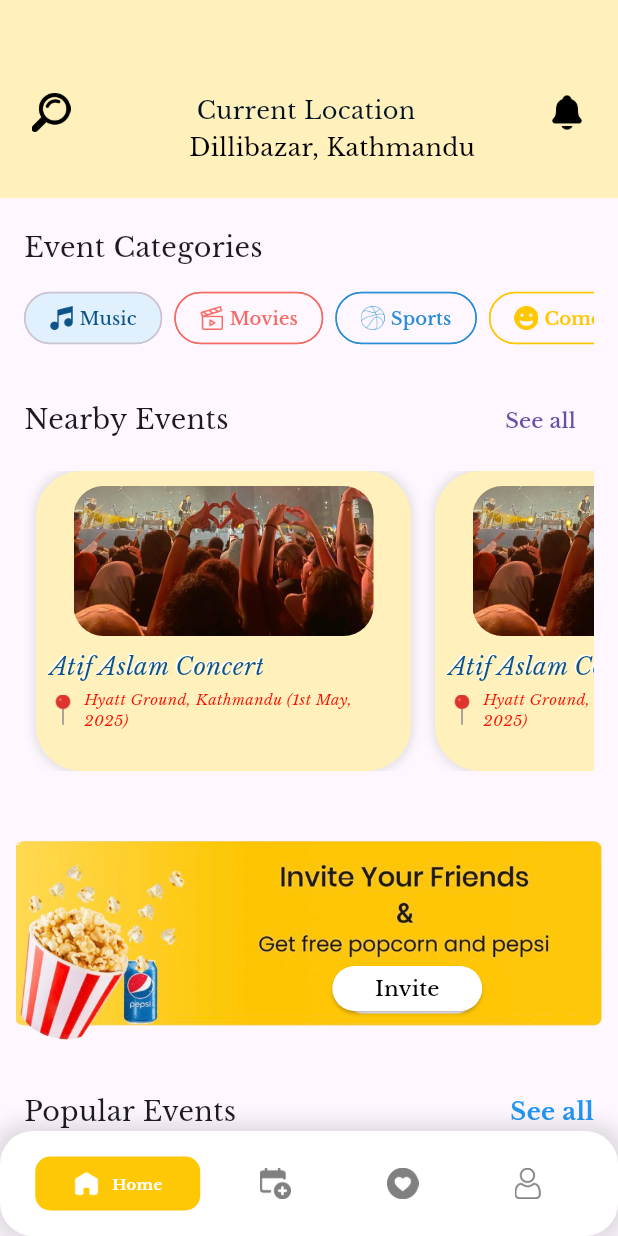
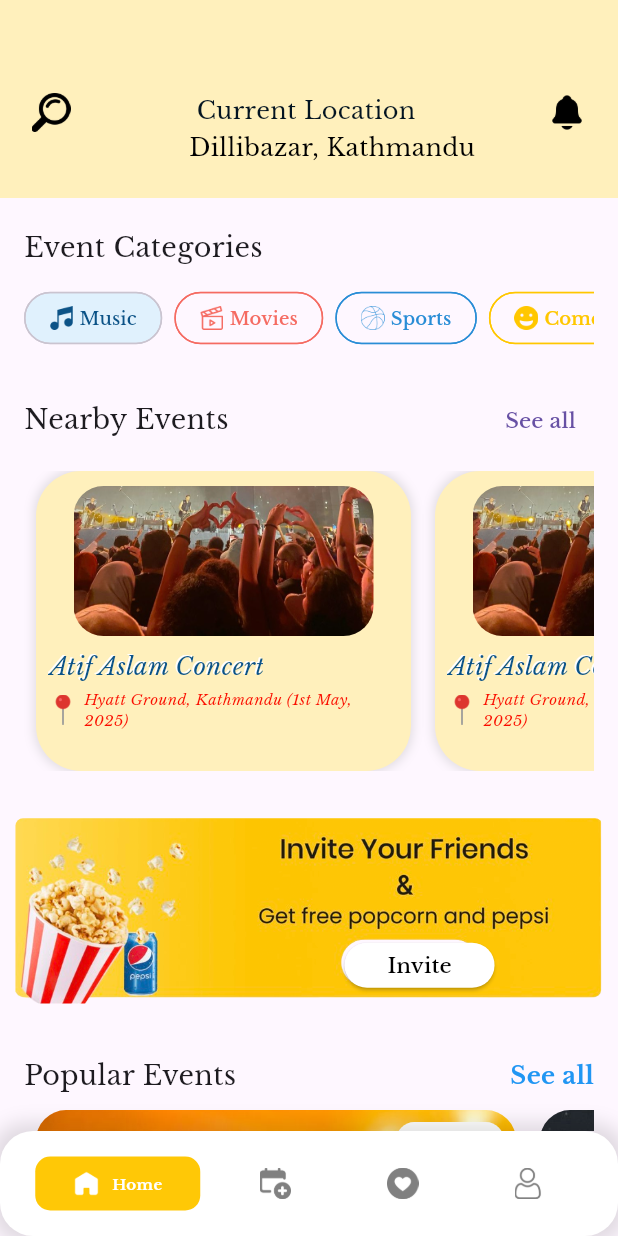
Before and after one commit to sneehaa/eventify, a Flutter app: the HomeScreen screen opened by its route, on a phone screen of 412 x 824 dp. Run offline on Flutter 3.47's test engine with Material 3 defaults, Android fonts, the phone set to English and light mode, and no system bars; our stand-ins replace flutter_secure_storage, google_fonts, jwt_decoder; accounts and stored records are empty.

Commit message:
updating invite_banner.dart

```diff
--- a/lib/features/home/widgets/invite_banner.dart
+++ b/lib/features/home/widgets/invite_banner.dart
@@ -6,21 +6,21 @@ class InviteBanner extends StatelessWidget {
   @override
   Widget build(BuildContext context) {
     return Padding(
-      padding: const EdgeInsets.only(top: 30),
+      padding: EdgeInsets.only(top: MediaQuery.of(context).size.height * 0.02),
       child: Container(
-        width: 391,
-        height: 134,
-        decoration: const BoxDecoration(
-          image: DecorationImage(
-            image: AssetImage('assets/images/invite.png'),
-            fit: BoxFit.cover,
-          ),
-        ),
+        width: MediaQuery.of(context).size.width * 0.95,
+        height: MediaQuery.of(context).size.height * 0.15,
+        decoration: BoxDecoration(
+            image: const DecorationImage(
+              image: AssetImage('assets/images/invite.png'),
+              fit: BoxFit.cover,
+            ),
+            borderRadius: BorderRadius.circular(5)),
         child: Stack(
           children: [
             Positioned(
-              right: 80,
-              top: 85,
+              right: 72,
+              top: 83,
               width: 100,
               height: 30,
               child: ElevatedButton(
@@ -29,8 +29,8 @@ class InviteBanner extends StatelessWidget {
                   foregroundColor: Colors.black,
                   backgroundColor: Colors.white,
                   shape: RoundedRectangleBorder(
-                borderRadius: BorderRadius.circular(100),
-              ),
+                    borderRadius: BorderRadius.circular(100),
+                  ),
                 ),
                 child: const Text('Invite'),
               ),
```
